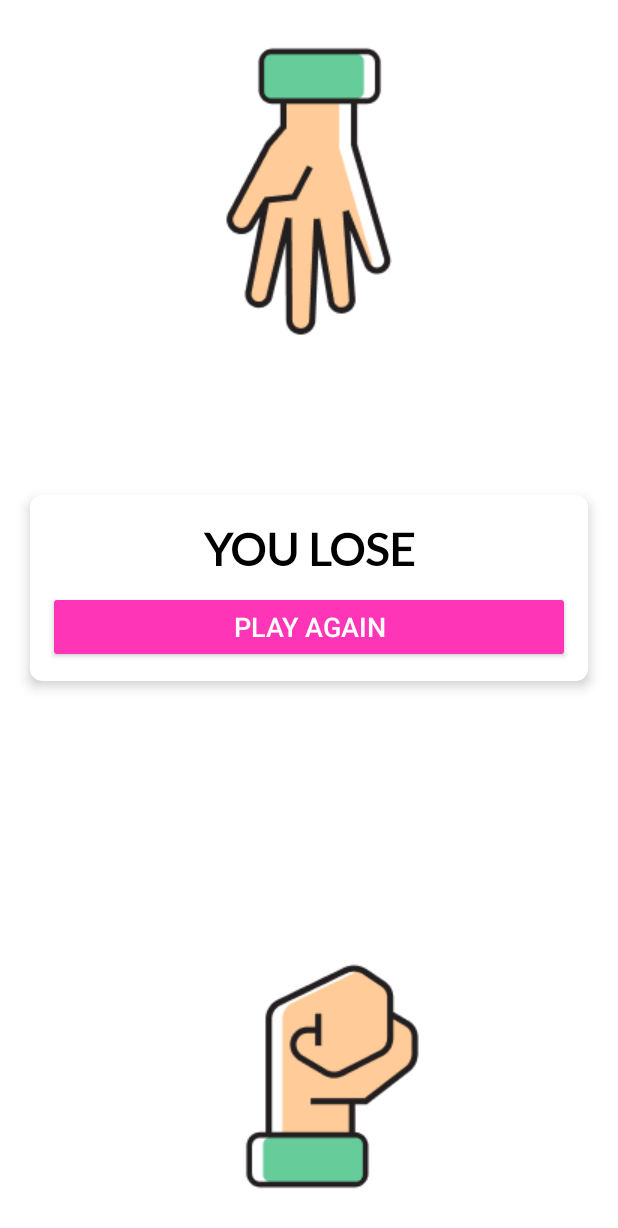
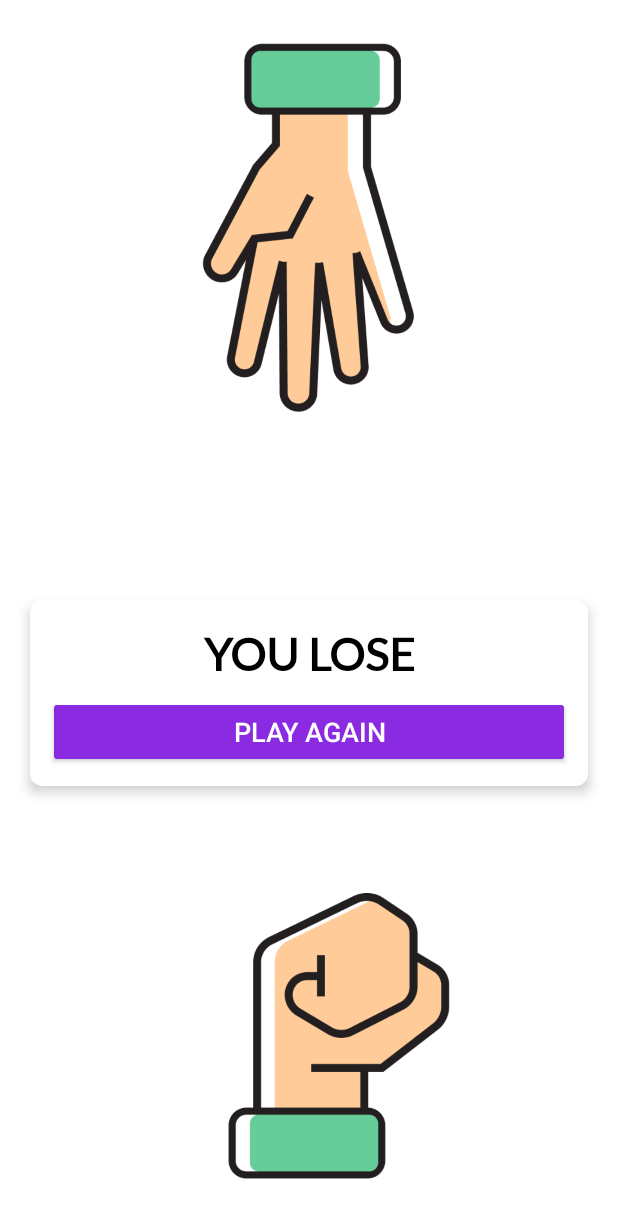
Before and after one commit to DaniKabiyesi/JokenpoGame, an Android app: the JokenpoStartGameFragment screen opened through its navigation route, after a tap on an icon or button, on a phone screen of 412 x 824 dp. Shown: the top 1228 px of the screen. Run offline under Robolectric (Android 15) with nearby library versions, the light colour scheme and no system bars; Roboto replaces fonts that are not available here.

Commit message:
Some changes

```diff
--- a/app/src/main/AndroidManifest.xml
+++ b/app/src/main/AndroidManifest.xml
@@ -11,6 +11,7 @@
         android:theme="@style/Theme.JoKenPo">
         <activity
             android:name=".JokenpoActivity"
+            android:windowSoftInputMode="adjustResize"
             android:exported="false" />
         <activity
             android:name=".QuickScreenActivity"
--- a/app/src/main/java/com/studying/jokenpo/fragments/JokenpoBaseGameFragment.kt
+++ b/app/src/main/java/com/studying/jokenpo/fragments/JokenpoBaseGameFragment.kt
@@ -1,14 +1,13 @@
+package com.studying.jokenpo.fragments
+
 import android.widget.ImageView
 import android.widget.TextView
-import android.widget.Toast
 import androidx.appcompat.widget.AppCompatButton
 import androidx.appcompat.widget.AppCompatImageView
 import androidx.fragment.app.Fragment
 import androidx.navigation.fragment.findNavController
 import androidx.navigation.fragment.navArgs
 import com.studying.jokenpo.R
-import com.studying.jokenpo.fragments.JokenpoResultGameFragmentArgs
-import com.studying.jokenpo.fragments.JokenpoStartGameFragmentDirections
 
 
 abstract class JokenpoBaseGameFragment : Fragment() {
@@ -26,9 +25,9 @@ abstract class JokenpoBaseGameFragment : Fragment() {
         }
     }
 
-    protected fun setClickRestartGameListener(restartGameButton: AppCompatButton) {
-        restartGameButton.setOnClickListener {
-            restartGame()
+    protected fun setClickStartGameListener(startGameButton: AppCompatButton) {
+        startGameButton.setOnClickListener {
+            startGame()
         }
     }
 
@@ -39,7 +38,7 @@ abstract class JokenpoBaseGameFragment : Fragment() {
     }
 
     protected fun showResultGame(
-        textView: TextView
+        textView: TextView,
     ) {
         when {
             setResultCombinations(Combination.DRAW_COMBINATION) -> {
@@ -54,7 +53,7 @@ abstract class JokenpoBaseGameFragment : Fragment() {
         }
     }
 
-    protected fun setResultCombinations(combination: Combination): Boolean {
+    private fun setResultCombinations(combination: Combination): Boolean {
         val playerSelectedOption = args.playerSelectedOption
         return when (combination) {
             Combination.DRAW_COMBINATION ->
@@ -74,22 +73,11 @@ abstract class JokenpoBaseGameFragment : Fragment() {
         }
     }
 
-//    private fun teste(textView: TextView) {
-//        val playerSelectedOption = args.playerSelectedOption
-//        when {
-//            setResultCombinations(Combination.WIN_COMBINATION) -> {
-//                setResultText(Result.LOSE_GAME, textView)
-//            }
-//        }
-//    }
-
-    protected fun setResultText(result: Result, textView: TextView) {
+    private fun setResultText(result: Result, textView: TextView) {
         when (result) {
-            Result.DRAW_GAME -> textView.text = "IT'S A DRAW"
-
-            Result.WIN_GAME -> textView.text = "YOU WIN"
-
-            Result.LOSE_GAME -> textView.text = "YOU LOSE"
+            Result.DRAW_GAME -> textView.text = getString(R.string.draw_game)
+            Result.WIN_GAME -> textView.text = getString(R.string.win_game)
+            Result.LOSE_GAME -> textView.text = getString(R.string.lose_game)
         }
     }
 
@@ -97,7 +85,7 @@ abstract class JokenpoBaseGameFragment : Fragment() {
         val playerSelectedOption = args.playerSelectedOption
         when (playerSelectedOption) {
             "Rock" -> {
-                changeTheImage(resultPlayerImageView, R.drawable.rock_hand_down)
+                changeTheImage(resultPlayerImageView, R.drawable.rock_hand_up)
             }
             "Paper" -> {
                 changeTheImage(resultPlayerImageView, R.drawable.paper_hand_up)
@@ -111,7 +99,7 @@ abstract class JokenpoBaseGameFragment : Fragment() {
     protected fun showAppSelectedOption(anyImage: ImageView) {
         when (options[appSelectedOption]) {
             "Rock" -> {
-                changeTheImage(anyImage, R.drawable.rock_hand_up)
+                changeTheImage(anyImage, R.drawable.rock_hand_down)
             }
             "Paper" -> {
                 changeTheImage(anyImage, R.drawable.paper_hand_down)
@@ -126,7 +114,7 @@ abstract class JokenpoBaseGameFragment : Fragment() {
         anyImage.setImageResource(imageButton)
     }
 
-    private fun restartGame() {
+    protected fun startGame() {
         findNavController().navigate(R.id.jokenpoStartGameFragment)
     }
 
--- a/app/src/main/java/com/studying/jokenpo/fragments/JokenpoConstants.kt
+++ /dev/null
@@ -1,6 +0,0 @@
-package com.studying.jokenpo.fragments
-
-object JokenpoConstants {
-    const val REQUEST_KEY = "request_key"
-    const val BUNDLE_KEY = "bundle_key"
-}
--- a/app/src/main/java/com/studying/jokenpo/fragments/JokenpoNicknameFragment.kt
+++ b/app/src/main/java/com/studying/jokenpo/fragments/JokenpoNicknameFragment.kt
@@ -4,12 +4,10 @@ import android.os.Bundle
 import android.view.LayoutInflater
 import android.view.View
 import android.view.ViewGroup
-import androidx.fragment.app.Fragment
-import androidx.navigation.fragment.findNavController
-import com.studying.jokenpo.R
+import android.widget.Toast
 import com.studying.jokenpo.databinding.FragmentJokenpoNicknameGameBinding
 
-class JokenpoNicknameFragment : Fragment() {
+class JokenpoNicknameFragment : JokenpoBaseGameFragment() {
 
     private lateinit var _binding: FragmentJokenpoNicknameGameBinding
     private val binding get() = _binding
@@ -17,7 +15,7 @@ class JokenpoNicknameFragment : Fragment() {
     override fun onCreateView(
         inflater: LayoutInflater,
         container: ViewGroup?,
-        savedInstanceState: Bundle?
+        savedInstanceState: Bundle?,
     ): View {
 
         _binding = FragmentJokenpoNicknameGameBinding.inflate(
@@ -29,12 +27,30 @@ class JokenpoNicknameFragment : Fragment() {
         return binding.root
     }
 
-    private fun setListeners(){
-        binding.run{
+    private fun setListeners() {
+        setClickNicknameListener()
+    }
+
+    private fun setClickNicknameListener() {
+        binding.run {
             startGameBtn.setOnClickListener {
-                findNavController().navigate(R.id.jokenpoStartGameFragment)
+                val message = if (nicknameIsNotBlank()) {
+                    startGame()
+                    "Have a nice game!"
+                } else {
+                    "Enter your nickname, please!"
+                }
+                Toast.makeText(
+                    requireContext(),
+                    message,
+                    Toast.LENGTH_SHORT
+                ).show()
             }
         }
     }
 
+    private fun nicknameIsNotBlank(): Boolean {
+        return binding.nicknameEditText.text.toString().isNotBlank()
+    }
+
 }
--- a/app/src/main/java/com/studying/jokenpo/fragments/JokenpoResultGameFragment.kt
+++ b/app/src/main/java/com/studying/jokenpo/fragments/JokenpoResultGameFragment.kt
@@ -1,13 +1,9 @@
 package com.studying.jokenpo.fragments
 
-import Combination
-import Result
-import JokenpoBaseGameFragment
 import android.os.Bundle
 import android.view.LayoutInflater
 import android.view.View
 import android.view.ViewGroup
-import com.studying.jokenpo.R
 import com.studying.jokenpo.databinding.FragmentJokenpoResultGameBinding
 
 
@@ -37,7 +33,7 @@ class JokenpoResultGameFragment : JokenpoBaseGameFragment() {
 
     private fun setListeners() {
         binding.run {
-            setClickRestartGameListener(reStartGameBtn)
+            setClickStartGameListener(reStartGameBtn)
         }
     }
 }
--- a/app/src/main/java/com/studying/jokenpo/fragments/JokenpoStartGameFragment.kt
+++ b/app/src/main/java/com/studying/jokenpo/fragments/JokenpoStartGameFragment.kt
@@ -1,6 +1,5 @@
 package com.studying.jokenpo.fragments
 
-import JokenpoBaseGameFragment
 import android.os.Bundle
 import android.view.LayoutInflater
 import android.view.View
@@ -24,9 +23,6 @@ class JokenpoStartGameFragment : JokenpoBaseGameFragment() {
             false
         )
         setListeners()
-
-
-
         return binding.root
     }
 
--- a/app/src/main/res/layout/fragment_jokenpo_result_game.xml
+++ b/app/src/main/res/layout/fragment_jokenpo_result_game.xml
@@ -9,7 +9,8 @@
     <androidx.appcompat.widget.AppCompatImageView
         android:id="@+id/resultAppHandImageView"
         android:layout_width="wrap_content"
-        android:layout_height="wrap_content"
+        android:scaleType="centerCrop"
+        android:layout_height="400dp"
         app:layout_constraintEnd_toEndOf="parent"
         app:layout_constraintStart_toStartOf="parent"
         app:layout_constraintTop_toTopOf="parent"
@@ -18,11 +19,13 @@
     <androidx.appcompat.widget.AppCompatImageView
         android:id="@+id/resultPlayerHandImageView"
         android:layout_width="wrap_content"
-        android:layout_height="wrap_content"
+        android:layout_height="370dp"
+        android:layout_marginBottom="24dp"
+        android:scaleType="centerCrop"
         app:layout_constraintBottom_toBottomOf="parent"
         app:layout_constraintEnd_toEndOf="parent"
         app:layout_constraintStart_toStartOf="parent"
-        tools:src="@drawable/rock_hand_down" />
+        tools:src="@drawable/scissor_hand_up" />
 
     <androidx.cardview.widget.CardView
         android:id="@+id/cardView"
@@ -30,12 +33,13 @@
         android:layout_height="wrap_content"
         android:layout_marginStart="20dp"
         android:layout_marginEnd="20dp"
+        android:layout_marginBottom="300dp"
         android:background="@color/white"
         app:cardCornerRadius="8dp"
         app:cardElevation="5dp"
+        app:layout_constraintBottom_toBottomOf="parent"
         app:layout_constraintEnd_toEndOf="parent"
-        app:layout_constraintStart_toStartOf="parent"
-        app:layout_constraintTop_toBottomOf="@+id/resultAppHandImageView">
+        app:layout_constraintStart_toStartOf="parent">
 
         <androidx.constraintlayout.widget.ConstraintLayout
             android:layout_width="match_parent"
@@ -47,7 +51,7 @@
                 android:layout_width="match_parent"
                 android:layout_height="wrap_content"
                 android:layout_marginTop="10dp"
-                android:backgroundTint="#FF35B8"
+                android:backgroundTint="@color/background_config_color"
                 android:text="@string/play_again"
                 android:textColor="@color/white"
                 android:textSize="18sp"
--- a/app/src/main/res/values/strings.xml
+++ b/app/src/main/res/values/strings.xml
@@ -10,4 +10,7 @@
     <string name="pick_an_option">PICK AN OPTION:</string>
     <string name="let_s_play_game">LET\'S PLAY</string>
     <string name="play_again">Play Again</string>
+    <string name="draw_game">IT\'S A DRAW</string>
+    <string name="win_game">YOU WIN</string>
+    <string name="lose_game">YOU LOSE</string>
 </resources>
```
Also changed, not shown: app/src/main/res/layout/fragment_jokenpo_nickname_game.xml (+13 -11 lines), app/src/main/res/layout/fragment_jokenpo_start_game.xml (+4 -3 lines), app/src/main/res/drawable/paper_hand_down.png, app/src/main/res/drawable/paper_hand_up.png, app/src/main/res/drawable/paper_image.png, app/src/main/res/drawable/quick_hand_image.png, app/src/main/res/drawable/rock_hand_down.png, app/src/main/res/drawable/rock_hand_up.png, app/src/main/res/drawable/rock_image.png, app/src/main/res/drawable/scissor_hand_down.png, app/src/main/res/drawable/scissor_hand_up.png, app/src/main/res/drawable/scissor_image.png.
